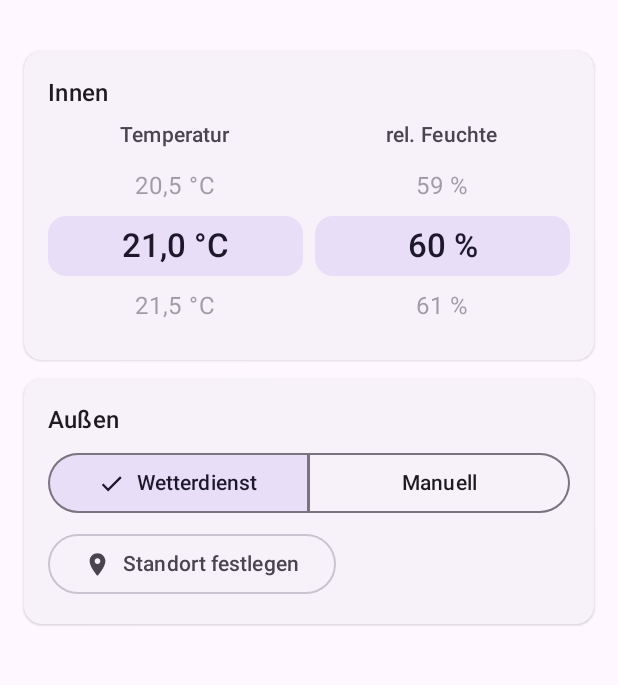
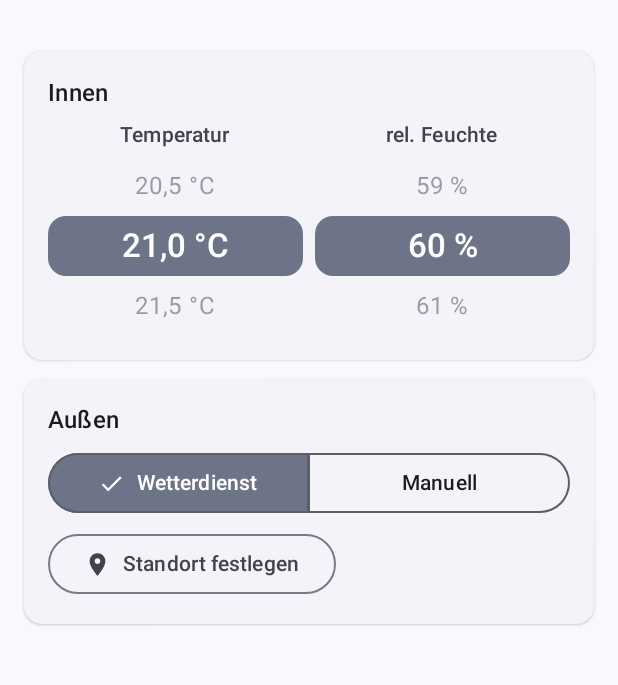
Before and after one commit to Avarast/Durchzug, an Android app built with Jetpack Compose: the screen it shows after launch (MainActivity), on a phone screen of 412 x 824 dp, the part 69-754 px from its top. Run offline under Robolectric (Android 15) with nearby library versions, the phone set to English and light mode, and no system bars.

Commit message:
feat: add Material You theme with light, dark and pure black modes
Use dynamic colors on Android 12+ and add a theme selection (system, light, dark) to the settings. Dark mode can optionally use a pure black background for AMOLED screens. System bar icons follow the selected theme. A day/night window theme and a matching window background prevent a white flash on startup in dark mode.

```diff
--- a/app/src/main/AndroidManifest.xml
+++ b/app/src/main/AndroidManifest.xml
@@ -3,7 +3,7 @@
     <uses-permission android:name="android.permission.INTERNET" />
     <application
         android:label="Durchzug"
-        android:theme="@android:style/Theme.Material.Light.NoActionBar">
+        android:theme="@style/Theme.Durchzug">
         <activity android:name=".MainActivity" android:exported="true">
             <intent-filter>
                 <action android:name="android.intent.action.MAIN" />
--- a/app/src/main/java/de/durchzug/MainActivity.kt
+++ b/app/src/main/java/de/durchzug/MainActivity.kt
@@ -1,13 +1,16 @@
 package de.durchzug
 
+import android.graphics.Color
+import android.graphics.drawable.ColorDrawable
 import android.os.Bundle
 import androidx.activity.ComponentActivity
+import androidx.activity.SystemBarStyle
 import androidx.activity.compose.BackHandler
 import androidx.activity.compose.setContent
 import androidx.activity.enableEdgeToEdge
-import androidx.compose.material3.MaterialTheme
 import androidx.compose.material3.Surface
 import androidx.compose.runtime.Composable
+import androidx.compose.runtime.DisposableEffect
 import androidx.compose.runtime.getValue
 import androidx.compose.runtime.mutableStateOf
 import androidx.compose.runtime.saveable.rememberSaveable
@@ -18,7 +21,26 @@ class MainActivity : ComponentActivity() {
     override fun onCreate(savedInstanceState: Bundle?) {
         super.onCreate(savedInstanceState)
         enableEdgeToEdge()
-        setContent { MaterialTheme { Surface { App() } } }
+        // Match the window background to a forced app theme to avoid a flash before Compose draws.
+        val forcedBackground = when (Storage(this).themeMode.value) {
+            ThemeMode.DARK -> Color.BLACK
+            ThemeMode.LIGHT -> Color.WHITE
+            ThemeMode.SYSTEM -> null
+        }
+        forcedBackground?.let { window.setBackgroundDrawable(ColorDrawable(it)) }
+        setContent {
+            val vm: MainViewModel = viewModel()
+            val dark = vm.themeMode.isDark()
+            // Keep system bar icons readable when the app theme differs from the system theme.
+            DisposableEffect(dark) {
+                val style = SystemBarStyle.auto(Color.TRANSPARENT, Color.TRANSPARENT) { dark }
+                enableEdgeToEdge(statusBarStyle = style, navigationBarStyle = style)
+                onDispose {}
+            }
+            DurchzugTheme(dark = dark, pureBlack = vm.pureBlack) {
+                Surface { App(vm) }
+            }
+        }
     }
 }
 
--- a/app/src/main/java/de/durchzug/MainViewModel.kt
+++ b/app/src/main/java/de/durchzug/MainViewModel.kt
@@ -30,6 +30,8 @@ class MainViewModel(app: Application) : AndroidViewModel(app) {
     var weather by storage.weather
         private set
     var autoRefresh by storage.autoRefresh
+    var themeMode by storage.themeMode
+    var pureBlack by storage.pureBlack
 
     var query by mutableStateOf("")
     var places by mutableStateOf<List<Place>>(emptyList())
--- a/app/src/main/java/de/durchzug/Storage.kt
+++ b/app/src/main/java/de/durchzug/Storage.kt
@@ -13,6 +13,7 @@ import kotlin.reflect.KProperty
 /** Observable Compose state that is written to [SharedPreferences] on every change. */
 class Pref<T>(initial: T, private val save: (T) -> Unit) : ReadWriteProperty<Any?, T> {
     private var state by mutableStateOf(initial)
+    val value get() = state
     override fun getValue(thisRef: Any?, property: KProperty<*>) = state
     override fun setValue(thisRef: Any?, property: KProperty<*>, value: T) {
         state = value
@@ -35,6 +36,9 @@ class Storage(context: Context) {
     val windOut = pref("windOut", Ventilation.Wind.LIGHT, Ventilation.Wind::valueOf, { it.name })
 
     val autoRefresh = pref("autoRefresh", false, String::toBooleanStrict, Boolean::toString)
+
+    val themeMode = pref("themeMode", ThemeMode.SYSTEM, ThemeMode::valueOf, { it.name })
+    val pureBlack = pref("pureBlack", false, String::toBooleanStrict, Boolean::toString)
 
     /** Whether manual outdoor values have been entered before. */
     val hasManualOut get() = prefs.contains("tempOut")
--- /dev/null
+++ b/app/src/main/java/de/durchzug/Theme.kt
@@ -0,0 +1,42 @@
+package de.durchzug
+
+import android.os.Build
+import androidx.compose.foundation.isSystemInDarkTheme
+import androidx.compose.material3.MaterialTheme
+import androidx.compose.material3.darkColorScheme
+import androidx.compose.material3.dynamicDarkColorScheme
+import androidx.compose.material3.dynamicLightColorScheme
+import androidx.compose.material3.lightColorScheme
+import androidx.compose.runtime.Composable
+import androidx.compose.ui.graphics.Color
+import androidx.compose.ui.platform.LocalContext
+
+enum class ThemeMode { SYSTEM, LIGHT, DARK }
+
+@Composable
+fun ThemeMode.isDark() = when (this) {
+    ThemeMode.SYSTEM -> isSystemInDarkTheme()
+    ThemeMode.LIGHT -> false
+    ThemeMode.DARK -> true
+}
+
+/** Material You theme with dynamic colors on Android 12+ and an optional pure black dark mode. */
+@Composable
+fun DurchzugTheme(dark: Boolean, pureBlack: Boolean, content: @Composable () -> Unit) {
+    val context = LocalContext.current
+    val dynamic = Build.VERSION.SDK_INT >= Build.VERSION_CODES.S
+    var colors = when {
+        dynamic && dark -> dynamicDarkColorScheme(context)
+        dynamic -> dynamicLightColorScheme(context)
+        dark -> darkColorScheme()
+        else -> lightColorScheme()
+    }
+    if (dark && pureBlack) {
+        colors = colors.copy(
+            background = Color.Black,
+            surface = Color.Black,
+            surfaceContainerLowest = Color.Black,
+        )
+    }
+    MaterialTheme(colorScheme = colors, content = content)
+}
--- /dev/null
+++ b/app/src/main/res/values-night/themes.xml
@@ -0,0 +1,6 @@
+<?xml version="1.0" encoding="utf-8"?>
+<resources>
+    <style name="Theme.Durchzug" parent="android:Theme.Material.NoActionBar">
+        <item name="android:windowBackground">@android:color/black</item>
+    </style>
+</resources>
--- /dev/null
+++ b/app/src/main/res/values/themes.xml
@@ -0,0 +1,4 @@
+<?xml version="1.0" encoding="utf-8"?>
+<resources>
+    <style name="Theme.Durchzug" parent="android:Theme.Material.Light.NoActionBar" />
+</resources>
```
Also changed, not shown: app/src/main/java/de/durchzug/SettingsScreen.kt (+21 -0 lines).
